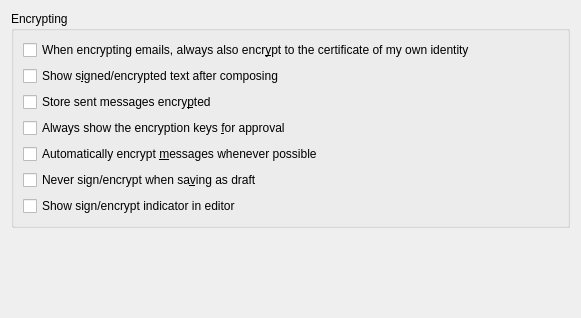
The window that kmail/ui/composercryptoconfiguration.ui (KDE/kdepim) describes before a commit, drawn with Qt 5.
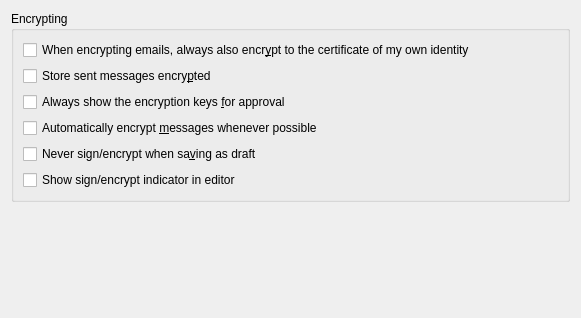
The same window after the commit.

Commit message: Remove this option. It was hidden in version < 4.4 and never implemented => remove it

Patch:
```diff
--- a/kmail/ui/composercryptoconfiguration.ui
+++ b/kmail/ui/composercryptoconfiguration.ui
@@ -27,16 +27,6 @@
         </property>
        </widget>
       </item>
-      <item>
-       <widget class="QCheckBox" name="mShowEncryptionResult">
-        <property name="whatsThis">
-         <string>When this option is enabled, the signed/encrypted text will be shown in a separate window, enabling you to know how it will look before it is sent. This is a good idea when you are verifying that your encryption system works.</string>
-        </property>
-        <property name="text">
-         <string>Show s&amp;igned/encrypted text after composing</string>
-        </property>
-       </widget>
-      </item>
       <item>
        <widget class="QCheckBox" name="mStoreEncrypted">
         <property name="toolTip">
```
The commit also changes 2 other files.
